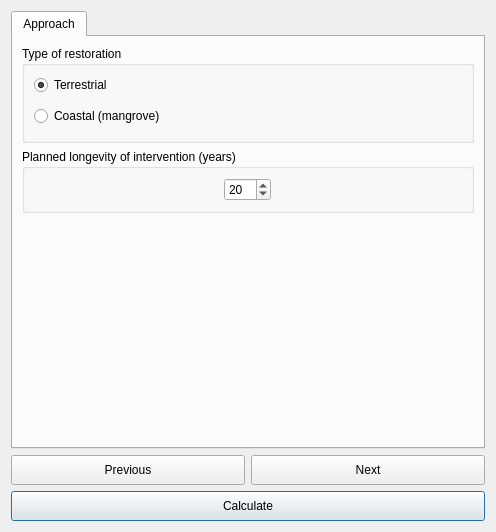
Old version of the form LDMP/gui/DlgCalculateRestBiomassData.ui in the repository ConservationInternational/trends.earth.
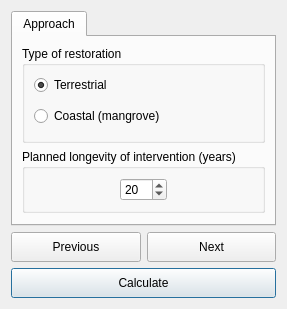
New version of the form.

Patch:
```diff
--- a/LDMP/gui/DlgCalculateRestBiomassData.ui
+++ b/LDMP/gui/DlgCalculateRestBiomassData.ui
@@ -6,12 +6,12 @@
    <rect>
     <x>0</x>
     <y>0</y>
-    <width>496</width>
-    <height>532</height>
+    <width>258</width>
+    <height>288</height>
    </rect>
   </property>
   <property name="sizePolicy">
-   <sizepolicy hsizetype="Expanding" vsizetype="Expanding">
+   <sizepolicy hsizetype="Fixed" vsizetype="Fixed">
     <horstretch>0</horstretch>
     <verstretch>0</verstretch>
    </sizepolicy>
```
